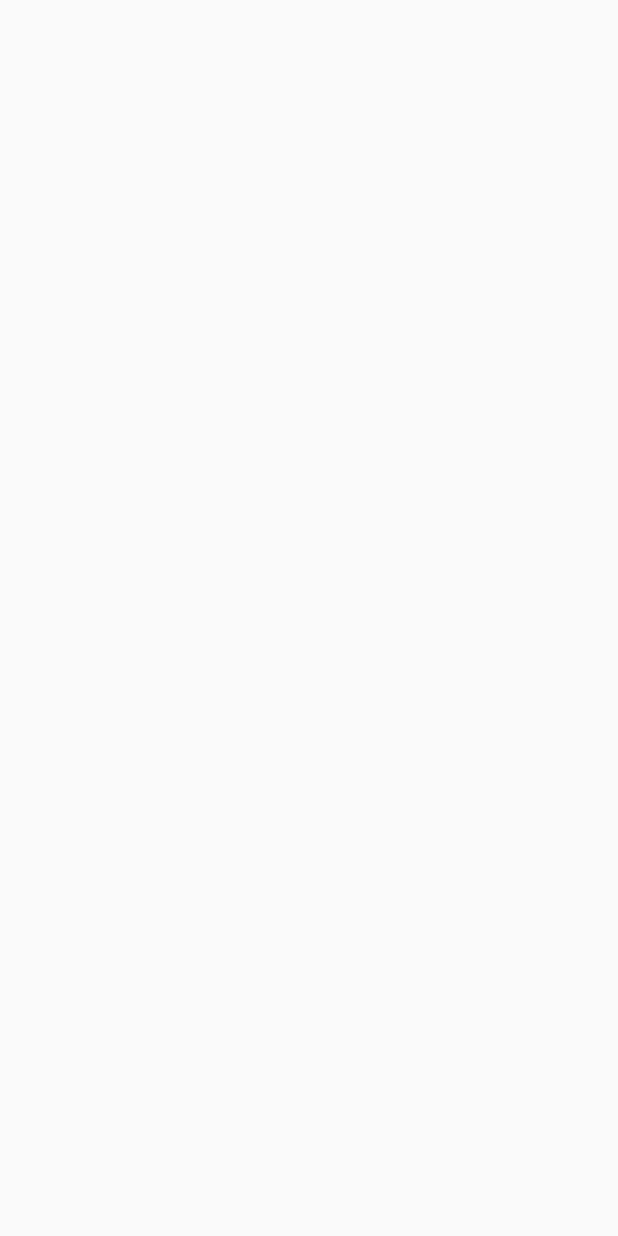
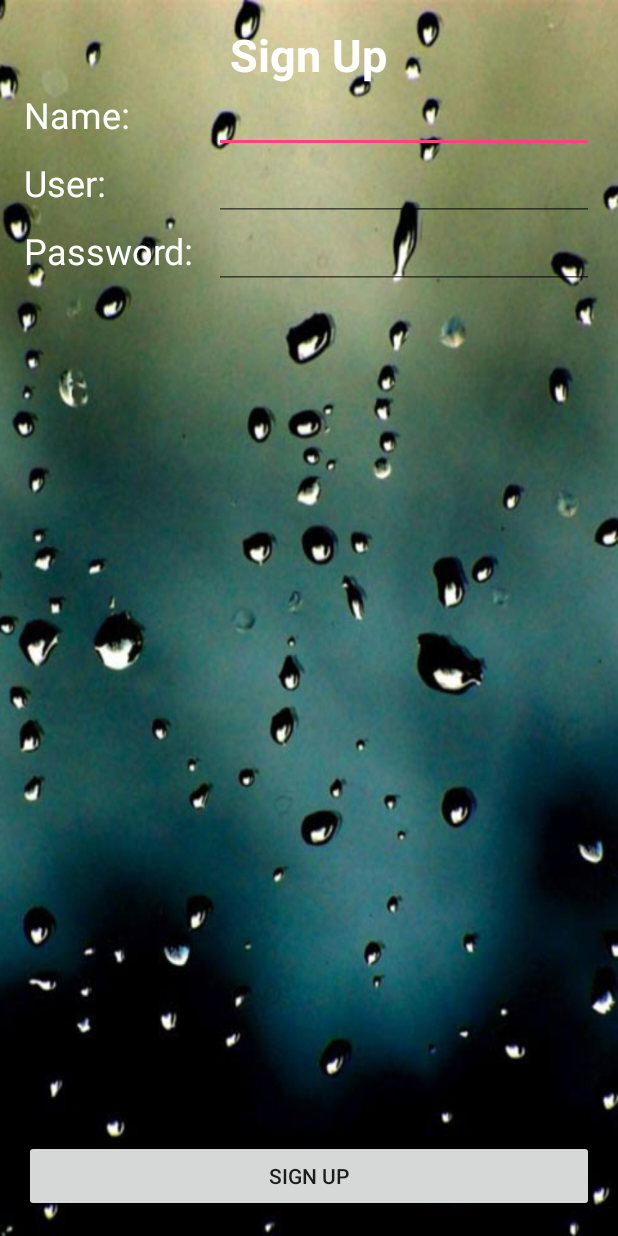
Before and after one commit to vilakhanapp/TraingWhere, an Android app: the SignUpActivity screen opened directly, with no data from a screen before it, on a phone screen of 412 x 824 dp. Before the commit the screen is empty. Run offline under Robolectric (Android 15) with nearby library versions, the phone set to English and light mode, and no system bars.

Commit message:
Design UI SignUP finish

```diff
--- a/app/src/main/res/layout/activity_sign_up.xml
+++ b/app/src/main/res/layout/activity_sign_up.xml
@@ -8,6 +8,105 @@
     android:paddingLeft="@dimen/activity_horizontal_margin"
     android:paddingRight="@dimen/activity_horizontal_margin"
     android:paddingTop="@dimen/activity_vertical_margin"
-    tools:context="ltc.vilakhan.traingwhere.SignUpActivity">
+    tools:context="ltc.vilakhan.traingwhere.SignUpActivity"
+    android:background="@drawable/bg28">
 
+    <TextView
+        android:text="@string/signUp"
+        android:layout_width="wrap_content"
+        android:layout_height="wrap_content"
+        android:id="@+id/textView"
+        android:textSize="30sp"
+        android:textStyle="normal|bold"
+        android:layout_centerHorizontal="true"
+        android:textColor="@android:color/background_light" />
+
+    <LinearLayout
+        android:orientation="vertical"
+        android:layout_width="match_parent"
+        android:layout_height="match_parent"
+        android:layout_below="@+id/textView"
+        android:layout_above="@+id/button3">
+
+        <LinearLayout
+            android:orientation="horizontal"
+            android:layout_width="match_parent"
+            android:layout_height="wrap_content">
+
+            <TextView
+                android:text="Name:"
+                android:layout_width="0dp"
+                android:layout_height="wrap_content"
+                android:id="@+id/textView2"
+                android:layout_weight="1"
+                android:textSize="24sp"
+                android:textColor="@android:color/background_light" />
+
+            <EditText
+                android:layout_width="0dp"
+                android:layout_height="wrap_content"
+                android:inputType="textPersonName"
+                android:ems="10"
+                android:id="@+id/editText"
+                android:layout_weight="2"
+                android:textColor="@android:color/background_light" />
+        </LinearLayout>
+
+        <LinearLayout
+            android:orientation="horizontal"
+            android:layout_width="match_parent"
+            android:layout_height="wrap_content">
+
+            <TextView
+                android:text="User:"
+                android:layout_width="0dp"
+                android:layout_height="wrap_content"
+                android:id="@+id/textView3"
+                android:layout_weight="1"
+                android:textSize="24sp"
+                android:textColor="@android:color/background_light" />
+
+            <EditText
+                android:layout_width="0dp"
+                android:layout_height="wrap_content"
+                android:inputType="textPersonName"
+                android:ems="10"
+                android:id="@+id/editText2"
+                android:layout_weight="2"
+                android:textColor="@android:color/background_light" />
+        </LinearLayout>
+
+        <LinearLayout
+            android:orientation="horizontal"
+            android:layout_width="match_parent"
+            android:layout_height="wrap_content">
+
+            <TextView
+                android:text="Password:"
+                android:layout_width="0dp"
+                android:layout_height="wrap_content"
+                android:id="@+id/textView4"
+                android:layout_weight="1"
+                android:textSize="24sp"
+                android:textColor="@android:color/background_light" />
+
+            <EditText
+                android:layout_width="0dp"
+                android:layout_height="wrap_content"
+                android:inputType="textPersonName"
+                android:ems="10"
+                android:id="@+id/editText3"
+                android:layout_weight="2"
+                android:textColor="@android:color/background_light" />
+        </LinearLayout>
+    </LinearLayout>
+
+    <Button
+        android:text="@string/signUp"
+        android:layout_width="match_parent"
+        android:layout_height="wrap_content"
+        android:id="@+id/button3"
+        android:layout_alignParentBottom="true"
+        android:layout_alignParentLeft="true"
+        android:layout_alignParentStart="true" />
 </RelativeLayout>
--- a/app/src/main/res/values/strings.xml
+++ b/app/src/main/res/values/strings.xml
@@ -1,3 +1,6 @@
 <resources>
     <string name="app_name">TraingWhere</string>
+
+    <string name="signUp">Sign Up</string>
+
 </resources>
```
Also changed, not shown: app/src/main/res/drawable/bg28.png (added).
